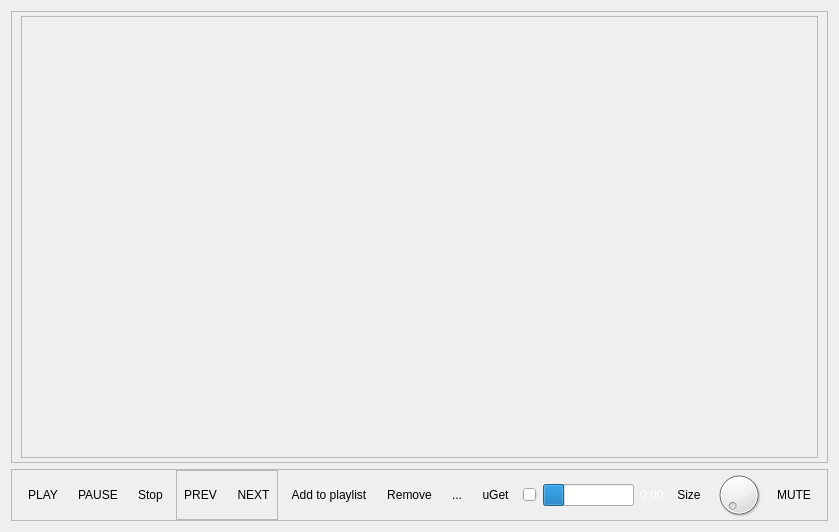
Old version of the form view/ui/video_player_widget.ui in the repository vit-001/Fget.
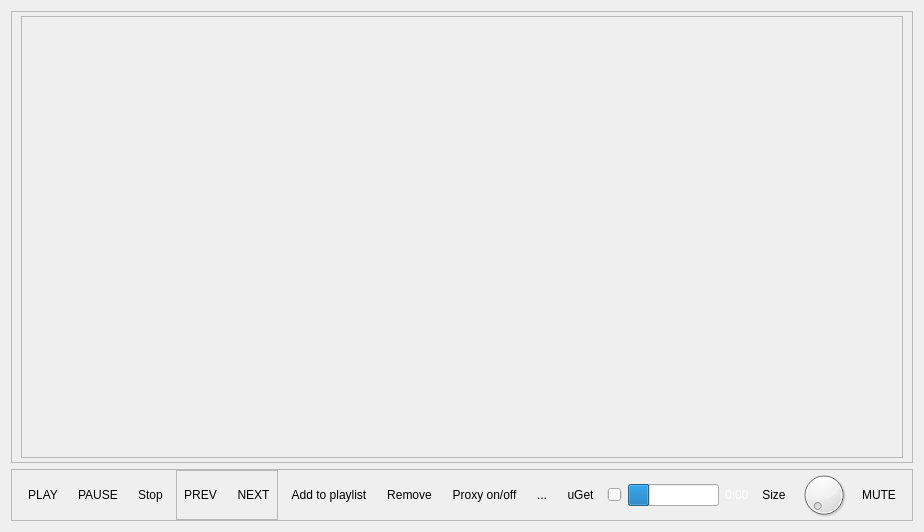
New version of the form. Icons and pictures are not drawn.

Diff of the .ui file:
```diff
--- a/view/ui/video_player_widget.ui
+++ b/view/ui/video_player_widget.ui
@@ -6,7 +6,7 @@
    <rect>
     <x>0</x>
     <y>0</y>
-    <width>701</width>
+    <width>744</width>
     <height>532</height>
    </rect>
   </property>
@@ -249,6 +249,30 @@
         </property>
        </widget>
       </item>
+      <item>
+       <widget class="QToolButton" name="bn_proxy">
+        <property name="text">
+         <string>Proxy on/off</string>
+        </property>
+        <property name="icon">
+         <iconset>
+          <normaloff>../qt_ui/files/icons/simple/proxy_server_off.png</normaloff>
+          <normalon>../qt_ui/files/icons/simple/proxy_server_on.png</normalon>../qt_ui/files/icons/simple/proxy_server_off.png</iconset>
+        </property>
+        <property name="iconSize">
+         <size>
+          <width>30</width>
+          <height>30</height>
+         </size>
+        </property>
+        <property name="checkable">
+         <bool>true</bool>
+        </property>
+        <property name="autoRaise">
+         <bool>true</bool>
+        </property>
+       </widget>
+      </item>
       <item>
        <widget class="QToolButton" name="bn_playlist">
         <property name="text">
```
Left out of the diff: 3 changed lines with no effect on the pictures.
